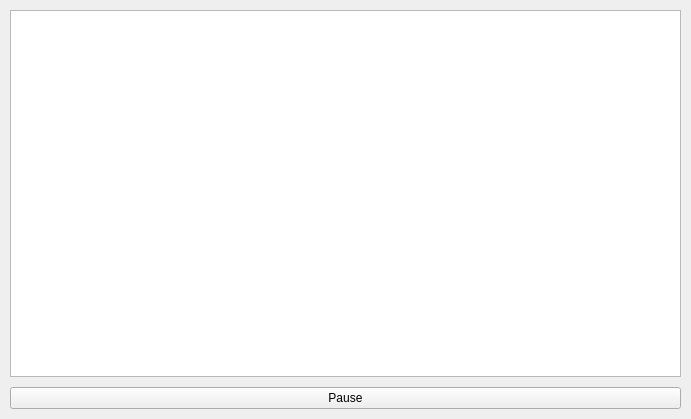
The window that gamepage.ui (Czesiek1701/Run-Pecker) describes before a commit, drawn with Qt 5.
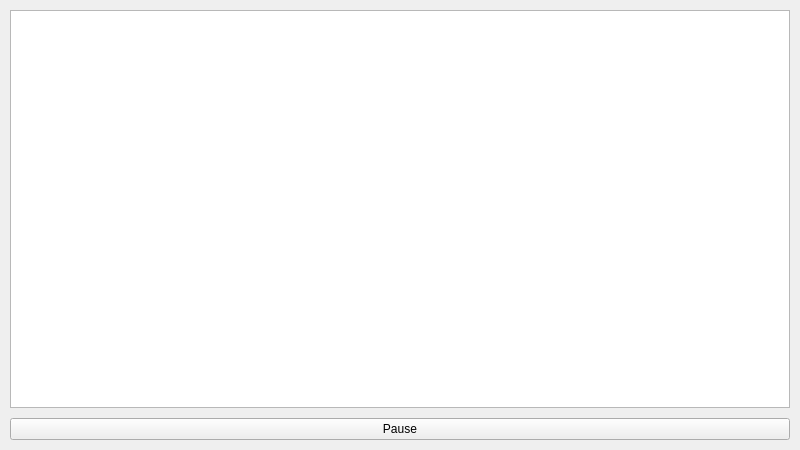
The same window after the commit.

What changed in the file:
```diff
--- a/gamepage.ui
+++ b/gamepage.ui
@@ -6,8 +6,8 @@
    <rect>
     <x>0</x>
     <y>0</y>
-    <width>691</width>
-    <height>419</height>
+    <width>800</width>
+    <height>450</height>
    </rect>
   </property>
   <property name="windowTitle">
```
Left out of the diff: 4 changed lines with no effect on the pictures.
